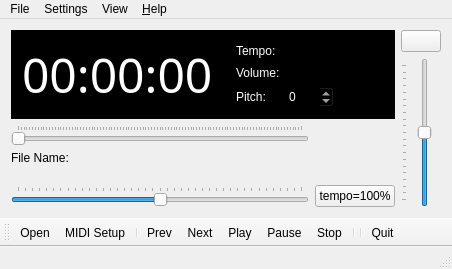
Above: guiplayer.ui from pedrolcl/dmidiplayer before the change. Below: the same form after it.
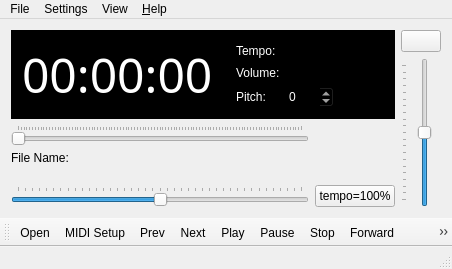
That is the form after the change. Icons and pictures are not drawn. Custom widgets are drawn as their Qt base class.

Patch:
```diff
--- a/guiplayer.ui
+++ b/guiplayer.ui
@@ -564,14 +564,14 @@
    </attribute>
    <addaction name="actionOpen"/>
    <addaction name="actionMIDISetup"/>
-   <addaction name="separator"/>
    <addaction name="actionPrev"/>
    <addaction name="actionNext"/>
    <addaction name="actionPlay"/>
    <addaction name="actionPause"/>
    <addaction name="actionStop"/>
-   <addaction name="separator"/>
-   <addaction name="separator"/>
+   <addaction name="actionForward"/>
+   <addaction name="actionBackward"/>
+   <addaction name="actionJump"/>
    <addaction name="actionQuit"/>
   </widget>
   <widget class="QStatusBar" name="myStatusBar"/>
@@ -794,6 +794,38 @@
   <action name="actionPrev">
    <property name="text">
     <string>Prev</string>
+   </property>
+   <property name="statusTip">
+    <string>Previous File</string>
+   </property>
+  </action>
+  <action name="actionForward">
+   <property name="text">
+    <string>Forward</string>
+   </property>
+   <property name="statusTip">
+    <string>Move forward</string>
+   </property>
+  </action>
+  <action name="actionBackward">
+   <property name="text">
+    <string>Backward</string>
+   </property>
+   <property name="statusTip">
+    <string>Move backward</string>
+   </property>
+  </action>
+  <action name="actionJump">
+   <property name="text">
+    <string>Jump...</string>
+   </property>
+   <property name="statusTip">
+    <string>Move play position</string>
+   </property>
+  </action>
+  <action name="customizeToolBar">
+   <property name="text">
+    <string>Customize Tool Bar...</string>
    </property>
   </action>
  </widget>
```
Left out of the diff: 7 changed lines with no effect on the pictures.
